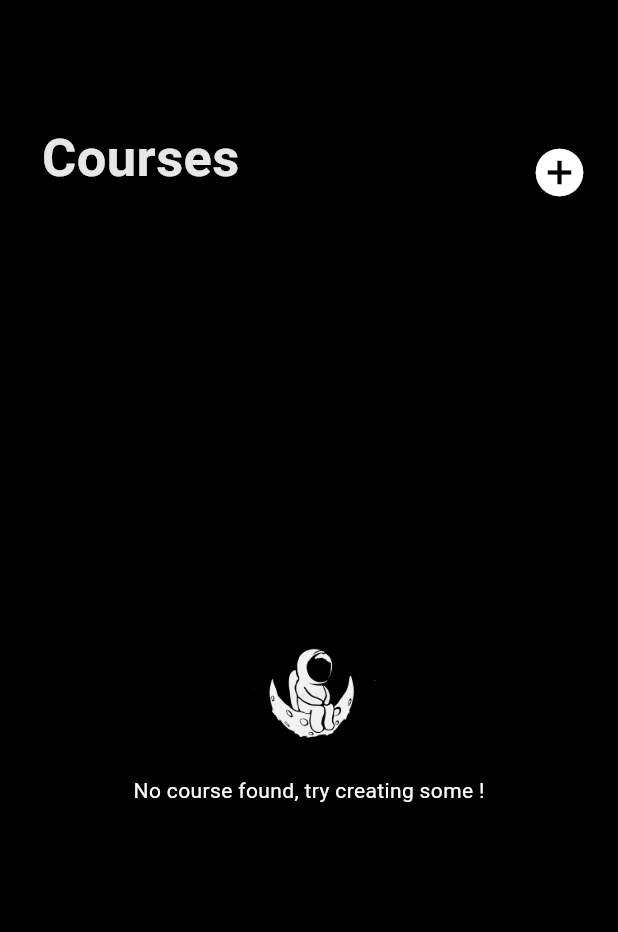
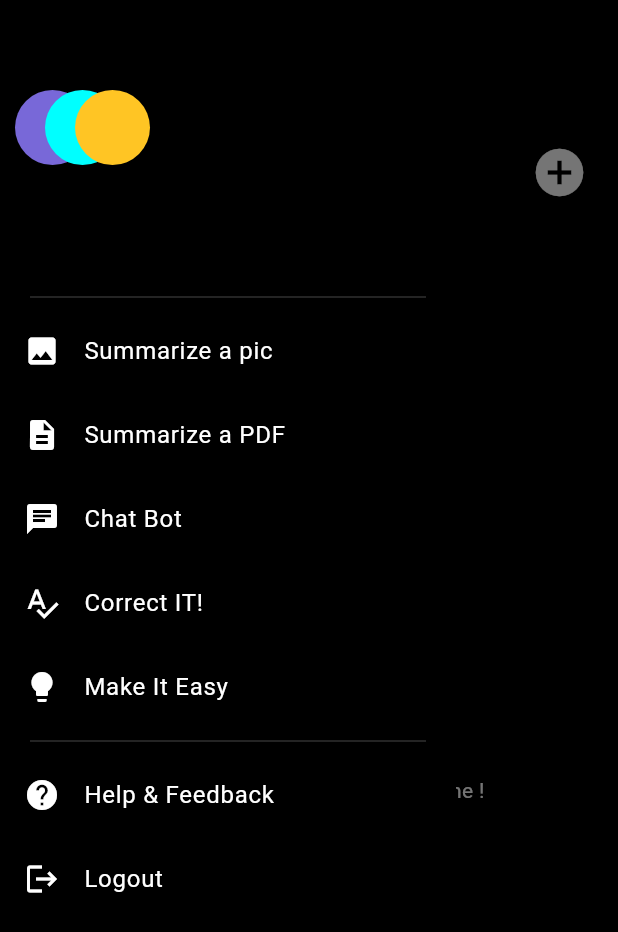
Before and after one commit to yashwanth-notyashwant/Inteli-Tutor, a Flutter app: the CourseListScreen screen opened directly with empty values, with the side drawer open (before the commit the screen has no drawer), on a phone screen of 412 x 824 dp. Shown: the top 932 px of the screen. Run offline on Flutter 3.47's test engine with Material 3 defaults, Android fonts, the phone set to English and light mode, and no system bars; our stand-ins replace cloud_firestore, email_validator, firebase_auth, firebase_core, fl_chart, flutter_animate and 8 more; missing offline and left inert: loading_btn; accounts and stored records are empty.

```diff
--- a/lib/Screens/course_list_screen.dart
+++ b/lib/Screens/course_list_screen.dart
@@ -1,10 +1,15 @@
+import 'dart:io';
+
+import 'package:firebase_auth/firebase_auth.dart';
 import 'package:flutter/material.dart';
 import 'package:intellitutor/Providers/courses_list.dart';
+import 'package:intellitutor/Screens/login_page.dart';
 
 import 'package:intellitutor/Widgets/card_desc_widget_course.dart';
 import 'package:loading_animation_widget/loading_animation_widget.dart';
 import 'package:loading_btn/loading_btn.dart';
 import '../Widgets/bottom_sheet_message.dart';
+import 'package:image_picker/image_picker.dart';
 
 class CourseListScreen extends StatefulWidget {
   final int numb;
@@ -24,6 +29,24 @@ class CourseListScreen extends StatefulWidget {
 }
 
 class _CourseListScreenState extends State<CourseListScreen> {
+  final ImagePicker _picker = ImagePicker();
+  XFile? _imageFile;
+
+  Future<void> _pickImage() async {
+    try {
+      final XFile? image = await _picker.pickImage(source: ImageSource.gallery);
+      if (image != null) {
+        setState(() {
+          _imageFile = image;
+        });
+        print("Successful image pick ");
+      }
+    } catch (e) {
+      print('Error picking image: $e');
+    }
+  }
+
+  final GlobalKey<ScaffoldState> _scaffoldKey = GlobalKey<ScaffoldState>();
   List<String> items = [];
   bool isLoading = true;
   void initState() {
@@ -237,45 +260,134 @@ class _CourseListScreenState extends State<CourseListScreen> {
     }
 
     return Scaffold(
-      floatingActionButtonLocation: FloatingActionButtonLocation.centerDocked,
-      // floatingActionButton: Padding( just for now not req as planning on adding a bottom nav , will see in future
-      //   padding: const EdgeInsets.only(
-      //       left: 20,
-      //       right: 20,
-      //       top:
-      //           20), // as startdocked will give starting a bit of padding for some reason
-      //   child: LoadingBtn(
-      //     height: 60,
-      //     borderRadius: 20,
-      //     animate: true,
-      //     color: const Color.fromARGB(255, 236, 240, 243),
-      //     width: MediaQuery.of(context).size.width,
-      //     loader: Container(
-      //       padding: const EdgeInsets.all(10),
-      //       width: 40,
-      //       height: 40,
-      //       child: const CircularProgressIndicator(
-      //         valueColor: AlwaysStoppedAnimation<Color>(Colors.white),
-      //       ),
-      //     ),
-      //     onTap: ((startLoading, stopLoading, btnState) async {
-      //       if (btnState == ButtonState.idle) {
-      //         startLoading();
-
-      //         openBottomSheetChoice(context);
-
-      //         stopLoading();
-      //       }
-      //     }),
-      //     child: const Text(
-      //       'Create Course',
-      //       textAlign: TextAlign.center,
-      //       style: TextStyle(
-      //           fontSize: 20, fontWeight: FontWeight.w300, color: Colors.black),
-      //     ), //add some styles
-      //   ),
-      // ),
+      key: _scaffoldKey,
       backgroundColor: const Color.fromARGB(255, 0, 0, 0),
+      drawer: Drawer(
+        backgroundColor: Colors.black,
+        child: ListView(
+          padding: EdgeInsets.zero,
+          children: <Widget>[
+            Container(
+              height: 140,
+              margin: EdgeInsets.only(left: 10, top: 50),
+              color: Colors.black,
+              child: Container(
+                padding: const EdgeInsets.only(top: 10),
+                child: SizedBox(
+                  width: 100,
+                  child: Stack(
+                    children: [
+                      Positioned(
+                        left: 0,
+                        child: Container(
+                          width: 50,
+                          height: 50,
+                          decoration: const BoxDecoration(
+                            color: Color.fromARGB(255, 120, 104, 216),
+                            shape: BoxShape.circle,
+                          ),
+                        ),
+                      ),
+                      Positioned(
+                        left: 20,
+                        child: Container(
+                          width: 50,
+                          height: 50,
+                          decoration: const BoxDecoration(
+                            color: Color(0xFF00FFFF),
+                            shape: BoxShape.circle,
+                          ),
+                        ),
+                      ),
+                      Positioned(
+                        left: 40,
+                        child: Container(
+                          width: 50,
+                          height: 50,
+                          decoration: const BoxDecoration(
+                            color: Color.fromARGB(255, 255, 197, 36),
+                            shape: BoxShape.circle,
+                          ),
+                        ),
+                      ),
+                    ],
+                  ),
+                ),
+              ),
+            ),
+            const Divider(
+              thickness: 0.3,
+              color: Colors.grey,
+              endIndent: 20,
+              indent: 20,
+            ),
+            ListTile(
+              leading: Icon(Icons.image),
+              title: Text('Summarize a pic'),
+              onTap: () async {
+                await _pickImage();
+                // Handle the tap
+              },
+            ),
+            ListTile(
+              leading: Icon(Icons.description),
+              title: Text('Summarize a PDF'),
+              onTap: () {
+                // Handle the tap
+              },
+            ),
+            ListTile(
+              leading: Icon(Icons.chat),
+              title: Text('Chat Bot'),
+              onTap: () {
+                // Handle the tap
+              },
+            ),
+            ListTile(
+              leading: Icon(Icons.spellcheck),
+              title: Text('Correct IT!'),
+              onTap: () {
+                // Handle the tap
+              },
+            ),
+            ListTile(
+              leading: Icon(Icons.lightbulb),
+              title: Text('Make It Easy'),
+              onTap: () {
+                // Handle the tap
+              },
+            ),
+            const Divider(
+              thickness: 0.3,
+              color: Colors.grey,
+              endIndent: 20,
+              indent: 20,
+            ),
+            ListTile(
+              leading: Icon(Icons.help),
+              title: Text('Help & Feedback'),
+              onTap: () {
+                // Handle the tap
+              },
+            ),
+            ListTile(
+              leading: Icon(Icons.logout),
+              title: Text('Logout'),
+              onTap: () async {
+                print("pressed");
+                await FirebaseAuth.instance.signOut();
+                Navigator.pushReplacement(
+                  context,
+                  MaterialPageRoute(
+                    builder: (context) => LoginPage(),
+                  ),
+                );
+                // Handle the tap
+              },
+            ),
+          ],
+        ),
+      ),
       body: SingleChildScrollView(
         child: Container(
           child: Column(
@@ -286,10 +398,30 @@ class _CourseListScreenState extends State<CourseListScreen> {
                 mainAxisAlignment: MainAxisAlignment.spaceBetween,
                 children: [
                   Container(
+                      padding: const EdgeInsets.only(
+                        top: 65,
+                        left: 20,
+                      ),
+                      height: 160,
+                      child: InkWell(
+                        onTap: () {
+                          _scaffoldKey.currentState?.openDrawer();
+                        },
+                        splashColor: Colors.transparent,
+                        child: Container(
+                          color: Colors.black,
+                          child: const Icon(
+                            Icons.menu,
+                            color: Colors.white,
+                            size: 38.0,
+                          ),
+                        ),
+                      )),
+                  Container(
                     padding: const EdgeInsets.only(top: 80, left: 10),
                     height: 160,
                     child: const Text(
-                      "  Courses",
+                      " Courses",
                       style: TextStyle(
                         color: Color.fromARGB(255, 231, 231, 231),
                         fontSize: 35,
@@ -297,6 +429,9 @@ class _CourseListScreenState extends State<CourseListScreen> {
                       ),
                       overflow: TextOverflow.ellipsis,
                     ),
+                  ),
+                  Expanded(
+                    child: Container(),
                   ),
                   Container(
                       padding: const EdgeInsets.only(
--- a/pubspec.yaml
+++ b/pubspec.yaml
@@ -48,6 +48,7 @@ dependencies:
   flutter_animate: ^4.5.0
   pie_chart: ^5.4.0
   fl_chart: ^0.68.0
+  image_picker: ^1.1.2
 
 dev_dependencies:
   flutter_test:
```
Also changed, not shown: lib/Screens/profile_screen.dart (line endings or trailing spaces), pubspec.lock, 6 other files.
